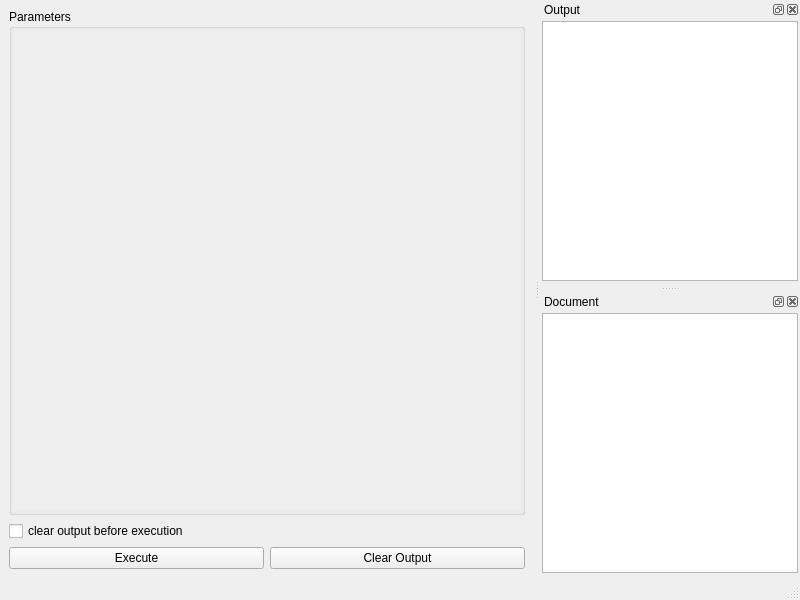
Before: the Qt Designer form designer/execution_window.ui in zimolab/PyGUIAdapter, drawn with Qt 5.
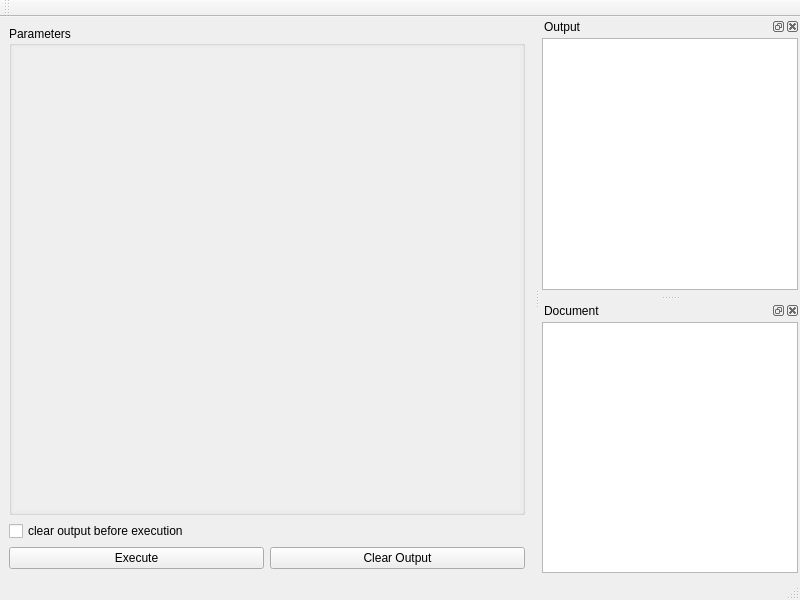
After: the same form once the commit is applied.

```diff
--- a/designer/execution_window.ui
+++ b/designer/execution_window.ui
@@ -65,7 +65,7 @@
             <x>0</x>
             <y>0</y>
             <width>507</width>
-            <height>469</height>
+            <height>455</height>
            </rect>
           </property>
          </widget>
@@ -166,6 +166,17 @@
     </layout>
    </widget>
   </widget>
+  <widget class="QToolBar" name="toolBar">
+   <property name="windowTitle">
+    <string>toolBar</string>
+   </property>
+   <attribute name="toolBarArea">
+    <enum>TopToolBarArea</enum>
+   </attribute>
+   <attribute name="toolBarBreak">
+    <bool>false</bool>
+   </attribute>
+  </widget>
   <action name="action_output_view">
    <property name="checkable">
     <bool>true</bool>
```
Left out of the diff: 4 changed lines with no effect on the pictures.
